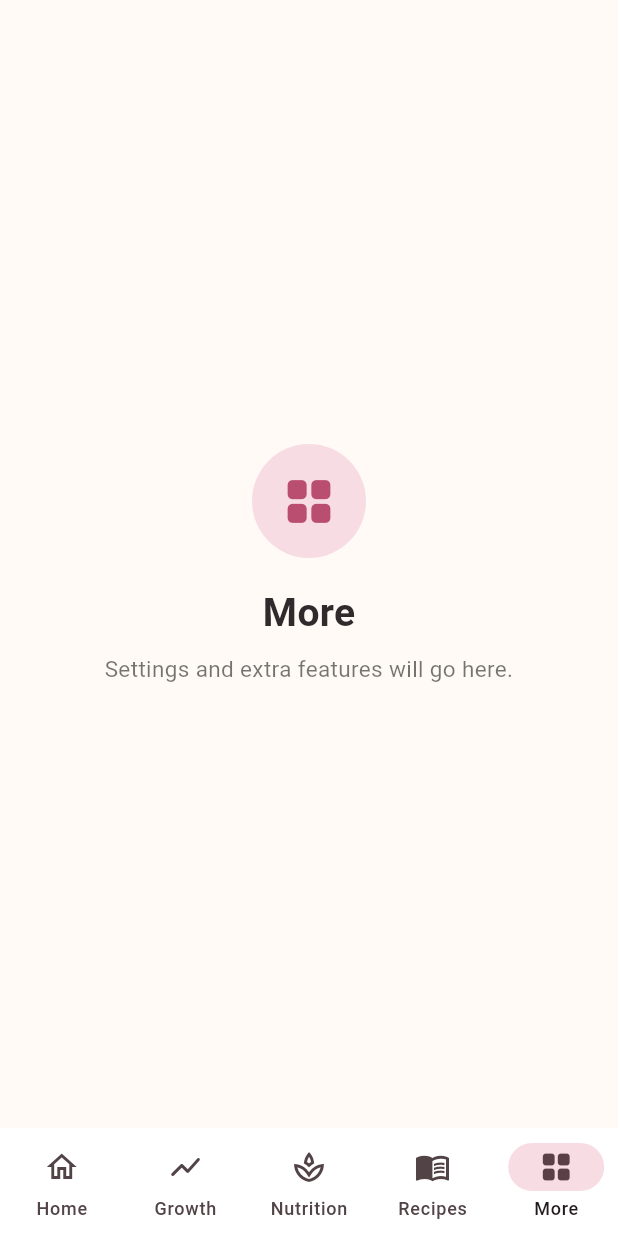
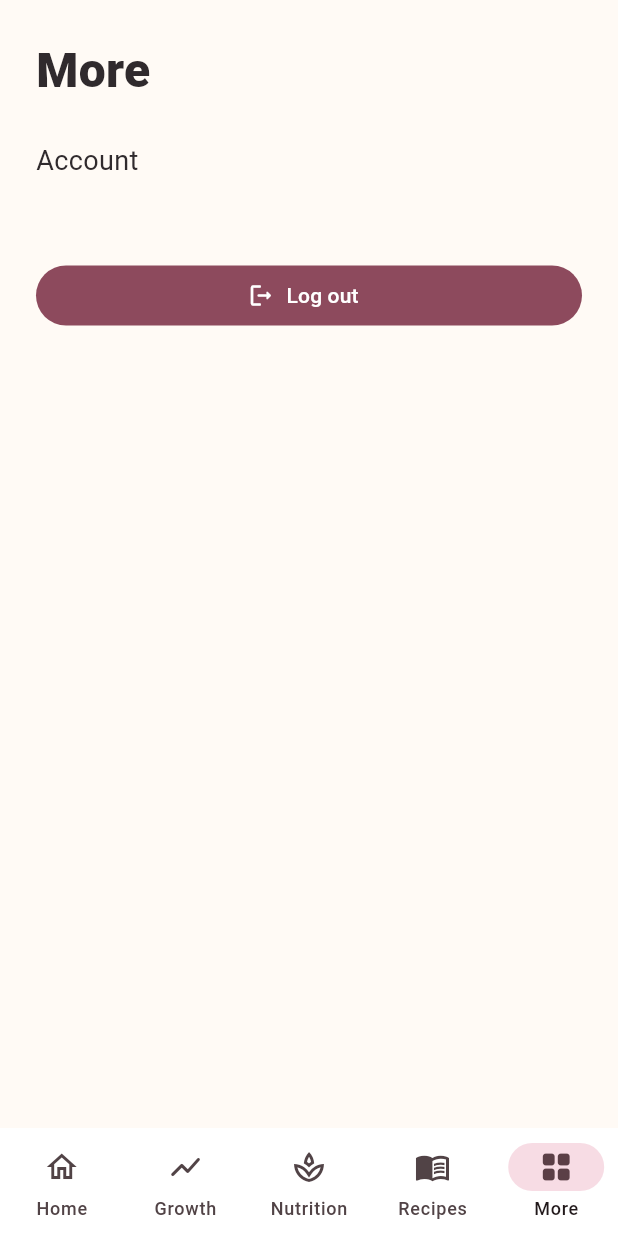
Before and after one commit to nurulizzatihayat/growwell, a Flutter app: the screen it shows once a user with an empty profile is signed in, item 5 of the bottom bar chosen, on a phone screen of 412 x 824 dp. Run offline on Flutter 3.47's test engine with Material 3 defaults, Android fonts, the phone set to English and light mode, and no system bars; our stand-ins replace firebase_auth, firebase_core, sqflite; accounts and stored records are empty.

Commit message:
Add logout button to More tab

```diff
--- a/lib/main.dart
+++ b/lib/main.dart
@@ -569,11 +569,7 @@ class _MainNavigationState extends State<MainNavigation> {
       icon: Icons.spa_rounded,
     ),
     RecipesPage(),
-    PlaceholderPage(
-      title: 'More',
-      subtitle: 'Settings and extra features will go here.',
-      icon: Icons.grid_view_rounded,
-    ),
+    MorePage(),
   ];
 
   @override
@@ -616,6 +612,64 @@ class _MainNavigationState extends State<MainNavigation> {
             icon: Icon(Icons.grid_view_outlined),
             selectedIcon: Icon(Icons.grid_view_rounded),
             label: 'More',
+          ),
+        ],
+      ),
+    );
+  }
+}
+
+class MorePage extends StatefulWidget {
+  const MorePage({super.key});
+
+  @override
+  State<MorePage> createState() => _MorePageState();
+}
+
+class _MorePageState extends State<MorePage> {
+  bool _loggingOut = false;
+
+  Future<void> _logout() async {
+    setState(() => _loggingOut = true);
+    try {
+      await FirebaseAuth.instance.signOut();
+      // AuthGate returns the user to the login screen.
+    } catch (_) {
+      if (!mounted) return;
+      ScaffoldMessenger.of(context).showSnackBar(
+        const SnackBar(content: Text('Could not log out. Please try again.')),
+      );
+    } finally {
+      if (mounted) setState(() => _loggingOut = false);
+    }
+  }
+
+  @override
+  Widget build(BuildContext context) {
+    return SafeArea(
+      child: ListView(
+        padding: const EdgeInsets.all(24),
+        children: [
+          const Text(
+            'More',
+            style: TextStyle(
+              color: ink,
+              fontSize: 32,
+              fontWeight: FontWeight.w800,
+            ),
+          ),
+          const SizedBox(height: 24),
+          const Text('Account', style: TextStyle(fontSize: 18, color: ink)),
+          const SizedBox(height: 8),
+          Text(
+            FirebaseAuth.instance.currentUser?.email ?? '',
+            style: const TextStyle(color: Colors.black54),
+          ),
+          const SizedBox(height: 24),
+          FilledButton.icon(
+            onPressed: _loggingOut ? null : _logout,
+            icon: const Icon(Icons.logout_rounded),
+            label: Text(_loggingOut ? 'Logging out...' : 'Log out'),
           ),
         ],
       ),
```
